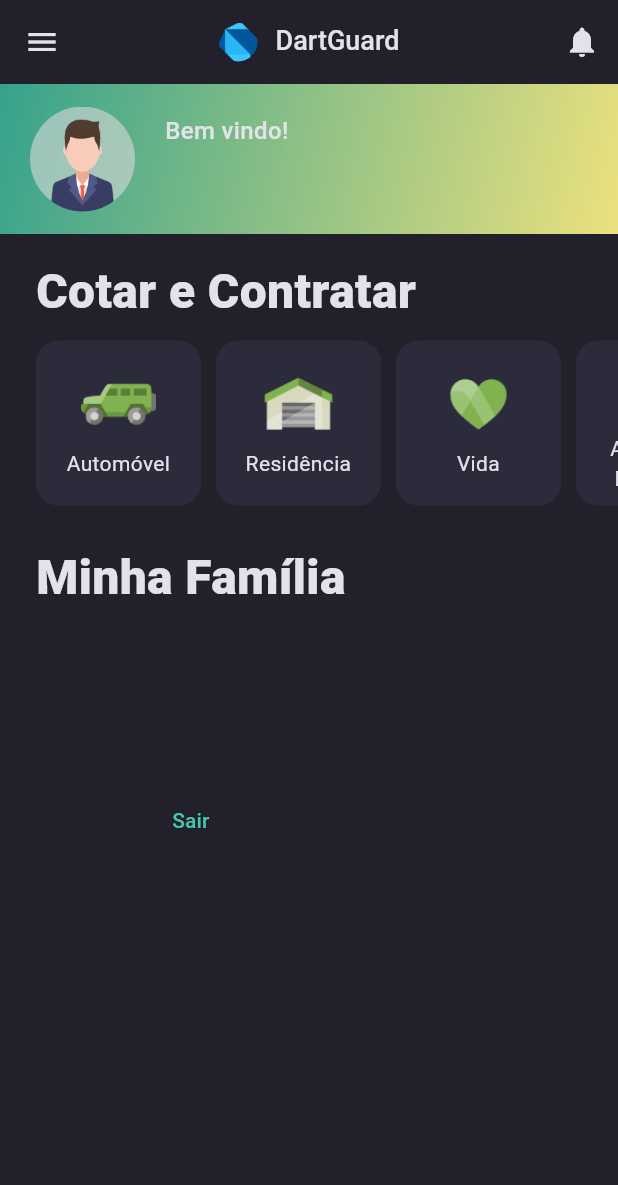
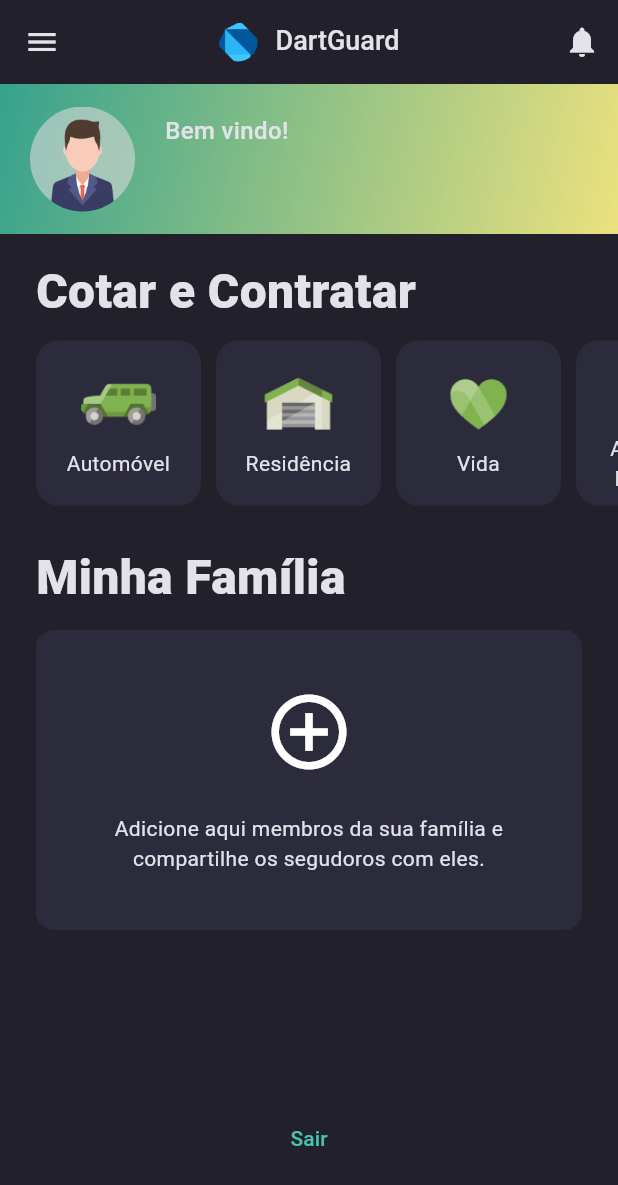
Before and after one commit to victorfidelis/DartGuard, a Flutter app: the HomeView screen opened directly, on a phone screen of 412 x 824 dp. Shown: the top 1185 px of the screen. Run offline on Flutter 3.47's test engine with Material 3 defaults, Android fonts, the phone set to English and light mode, and no system bars; our stand-ins replace cloud_firestore, firebase_auth, firebase_core; accounts and stored records are empty.

Commit message:
seção minha famíllia criada

```diff
--- a/dart_guard/lib/app/modules/main/views/home/widgets/contract_card.dart
+++ b/dart_guard/lib/app/modules/main/views/home/widgets/contract_card.dart
@@ -1,4 +1,4 @@
-import 'package:dart_guard/app/modules/main/models/hire.dart';
+import 'package:dart_guard/app/modules/main/models/contract.dart';
 import 'package:dart_guard/app/shared/theme/theme_constants.dart';
 import 'package:flutter/material.dart';
 
--- a/dart_guard/lib/app/modules/main/views/home/widgets/contract_section.dart
+++ b/dart_guard/lib/app/modules/main/views/home/widgets/contract_section.dart
@@ -1,4 +1,4 @@
-import 'package:dart_guard/app/modules/main/models/hire.dart';
+import 'package:dart_guard/app/modules/main/models/contract.dart';
 import 'package:dart_guard/app/modules/main/views/home/widgets/contract_card.dart';
 import 'package:dart_guard/app/modules/main/views/home/widgets/title_section.dart';
 import 'package:flutter/material.dart';
--- a/dart_guard/lib/app/modules/main/views/home/widgets/my_family_section.dart
+++ b/dart_guard/lib/app/modules/main/views/home/widgets/my_family_section.dart
@@ -1,4 +1,5 @@
 import 'package:dart_guard/app/modules/main/views/home/widgets/title_section.dart';
+import 'package:dart_guard/app/shared/theme/theme_constants.dart';
 import 'package:flutter/material.dart';
 
 class MyFamilySection extends StatelessWidget {
@@ -6,6 +7,32 @@ class MyFamilySection extends StatelessWidget {
 
   @override
   Widget build(BuildContext context) {
-    return Column(children: [TitleSection('Minha Família')],);
+    return Column(
+      crossAxisAlignment: CrossAxisAlignment.start,
+      children: [
+        TitleSection('Minha Família'),
+        SizedBox(height: 12),
+        Container(
+          height: 200,
+          decoration: BoxDecoration(color: ThemeConstants.containerBackgroung, borderRadius: BorderRadius.circular(12)),
+          child: Center(
+            child: Column(
+              mainAxisSize: MainAxisSize.min,
+              children: [
+                Icon(Icons.add_circle_outline, size: 60),
+                SizedBox(height: 24),
+                Padding(
+                  padding: const EdgeInsets.symmetric(horizontal: 30),
+                  child: Text(
+                    'Adicione aqui membros da sua família e compartilhe os segudoros com eles.',
+                    textAlign: TextAlign.center,
+                  ),
+                ),
+              ],
+            ),
+          ),
+        ),
+      ],
+    );
   }
 }
```
Also changed, not shown: dart_guard/lib/app/modules/main/models/contract.dart (renamed from dart_guard/lib/app/modules/main/models/hire.dart).
